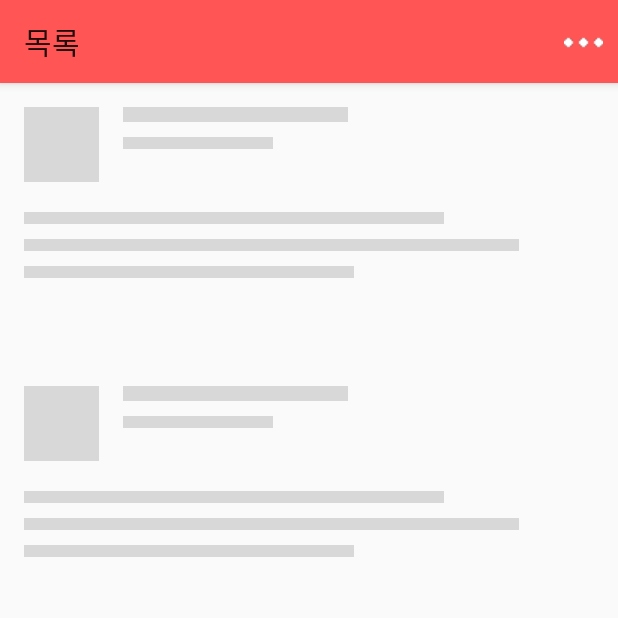
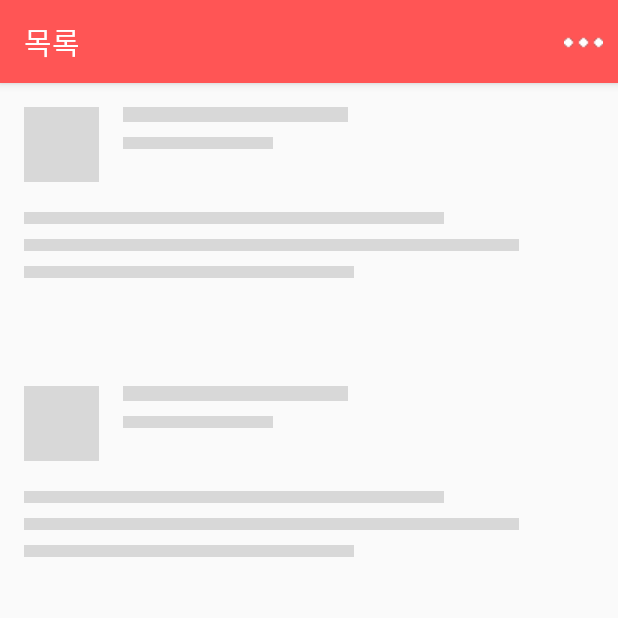
Before and after one commit to amaham1/ParkinglotOfJeju, an Android app: the screen it shows after launch (MainActivity), on a phone screen of 412 x 824 dp, the top half of it. Run offline under Robolectric (Android 15) with nearby library versions, the phone set to English and light mode, and no system bars; our stand-ins replace AdMob, Shimmer; libraries missing offline, so code that uses them is left out: com.gun0912.tedpermission, com.ramotion.foldingcell, com.tedpark.tedpermission, net.daum.mf, org.apache.commons and 2 more; 10 statements that could not run were skipped.

Commit message:
Update styles.xml

```diff
--- a/app/src/main/res/values/styles.xml
+++ b/app/src/main/res/values/styles.xml
@@ -6,6 +6,12 @@
         <item name="colorPrimary">@color/colorPrimary</item>
         <item name="colorPrimaryDark">@color/colorPrimaryDark</item>
         <item name="colorAccent">@color/colorAccent</item>
+        <item name="android:statusBarColor">@color/colorPrimary</item>
+        <item name="android:windowLightStatusBar">false</item>
+    </style>
+    <style name="toolbar" parent="AppTheme">
+        <item name="titleTextColor">@android:color/white</item>
+        <item name="colorControlNormal">@android:color/white</item>
     </style>
 
 </resources>
```
